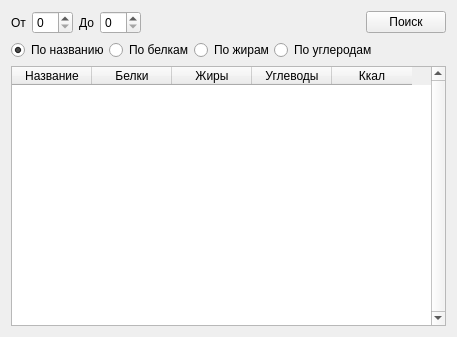
Galoev/nutritionist-helper, file project/forms/Product_seach.ui: the form before one commit.
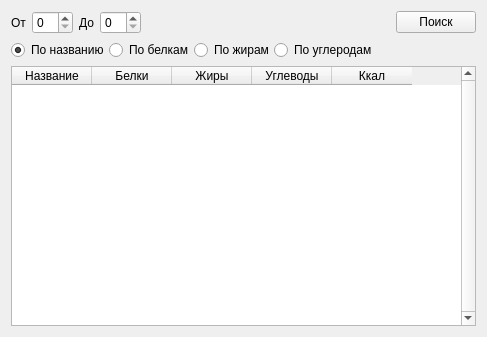
The form after the commit. The open tabs and pages were chosen to show the change.

```diff
--- a/project/forms/Product_seach.ui
+++ b/project/forms/Product_seach.ui
@@ -6,7 +6,7 @@
    <rect>
     <x>0</x>
     <y>0</y>
-    <width>457</width>
+    <width>487</width>
     <height>337</height>
    </rect>
   </property>
@@ -35,19 +35,19 @@
          <property name="bottomMargin">
           <number>0</number>
          </property>
-         <item>
-          <widget class="QLabel" name="label_to">
-           <property name="text">
-            <string>От</string>
-           </property>
-          </widget>
-         </item>
-         <item>
-          <widget class="QSpinBox" name="spinBox_calorieTo_2"/>
-         </item>
          <item>
           <widget class="QLabel" name="label_from">
            <property name="text">
+            <string>От</string>
+           </property>
+          </widget>
+         </item>
+         <item>
+          <widget class="QSpinBox" name="spinBox_From"/>
+         </item>
+         <item>
+          <widget class="QLabel" name="label_to">
+           <property name="text">
             <string>До</string>
            </property>
           </widget>
```
Left out of the diff: 6 changed lines with no effect on the pictures.
